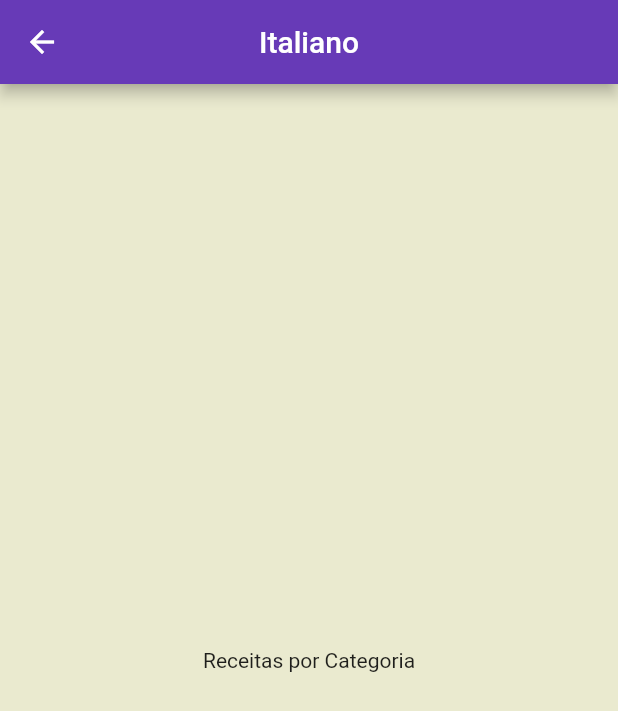
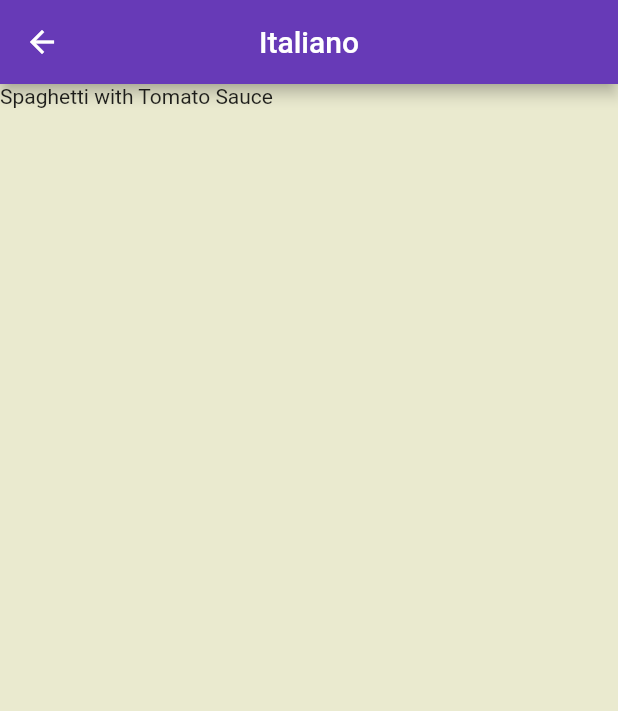
Before and after one commit to LucasWMedeiros/app_receitas, a Flutter app: the screen it shows after launch, after a tap on "Italiano", on a phone screen of 412 x 824 dp. Shown: the top 711 px of the screen. Run offline on Flutter 3.47's test engine with Material 2 defaults, Android fonts, the light colour scheme and no system bars; Roboto replaces fonts that are missing (RobotoCondensed).

Commit message:
alterando apresentação de itens na tela de receitas

```diff
--- a/lib/Screens/categoris_meals_screen.dart
+++ b/lib/Screens/categoris_meals_screen.dart
@@ -1,5 +1,6 @@
 // ignore_for_file: prefer_const_constructors, use_key_in_widget_constructors
 
+import 'package:app_receitas/Data/dummy_data.dart';
 import 'package:app_receitas/models/category.dart';
 import 'package:flutter/material.dart';
 
@@ -8,13 +9,22 @@ class CategoriesMealsScrean extends StatelessWidget {
   @override
   Widget build(BuildContext context) {
     final category = ModalRoute.of(context)!.settings.arguments as Category;
+
+    final categoryMeals = DUMMY_MEALS.where((meal){
+      return meal.categories!.contains(category.id);
+    }).toList();
+
     return Scaffold(
       appBar: AppBar(
         title: Text(category.title!),
         centerTitle: true,
       ),
       body: Center(
-        child: Text('Receitas por Categoria'),
+        child: ListView.builder(
+          itemCount: categoryMeals.length,
+          itemBuilder: ((ctx, index) {
+            return Text(categoryMeals[index].title!);
+          })),
       ),
     );
   }
```
